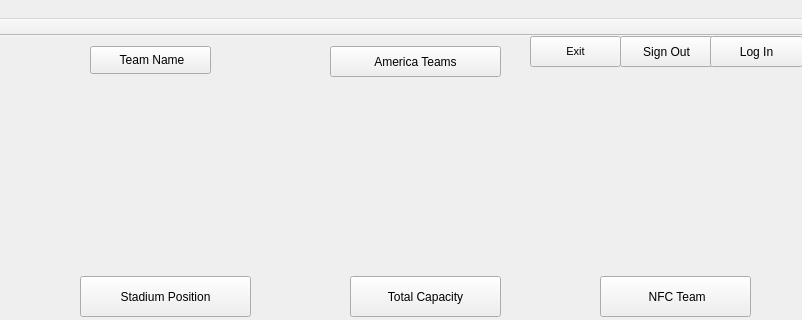
Above: mainwindow.ui from Ling2251/CS1C-NFL_Porject before the change; both pictures show x 150 to 952 and y 0 to 320 of the 952 by 517 pixel window. Below: the same form after it.
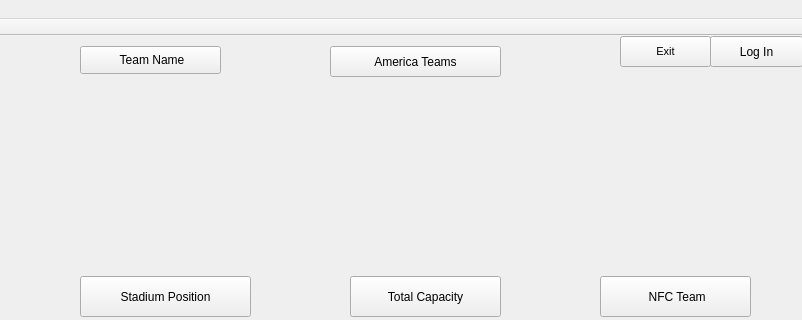
That is the form after the change. Icons and pictures are not drawn.

Commit message: delete sign out button

Diff of the .ui file:
```diff
--- a/mainwindow.ui
+++ b/mainwindow.ui
@@ -35,7 +35,7 @@
    <widget class="QPushButton" name="ExitButton">
     <property name="geometry">
      <rect>
-      <x>680</x>
+      <x>770</x>
       <y>0</y>
       <width>91</width>
       <height>31</height>
@@ -105,19 +105,6 @@
      <bool>true</bool>
     </property>
    </widget>
-   <widget class="QPushButton" name="Signout">
-    <property name="geometry">
-     <rect>
-      <x>770</x>
-      <y>0</y>
-      <width>93</width>
-      <height>31</height>
-     </rect>
-    </property>
-    <property name="text">
-     <string>Sign Out</string>
-    </property>
-   </widget>
    <widget class="QPushButton" name="Login">
     <property name="geometry">
      <rect>
@@ -153,9 +140,6 @@
    <widget class="QPushButton" name="TeamName">
     <property name="geometry">
      <rect>
-      <x>240</x>
-      <y>10</y>
-      <width>121</width>
       <x>230</x>
       <y>10</y>
       <width>141</width>
```
Left out of the diff: 2 changed lines with no effect on the pictures.
